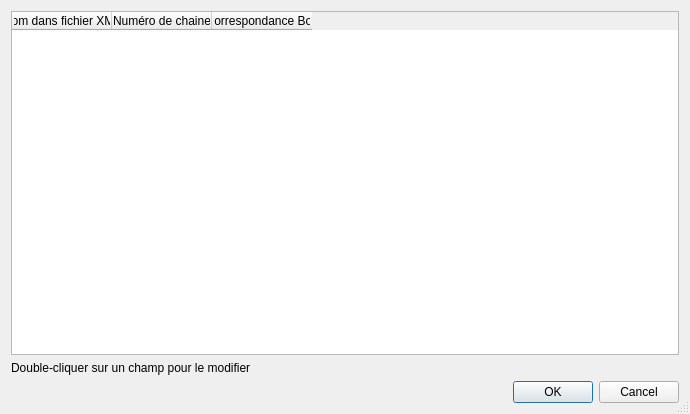
This is ui/canaux.ui in jlbrd/qmagneto as Qt 5 draws it before an edit. The edited form follows.
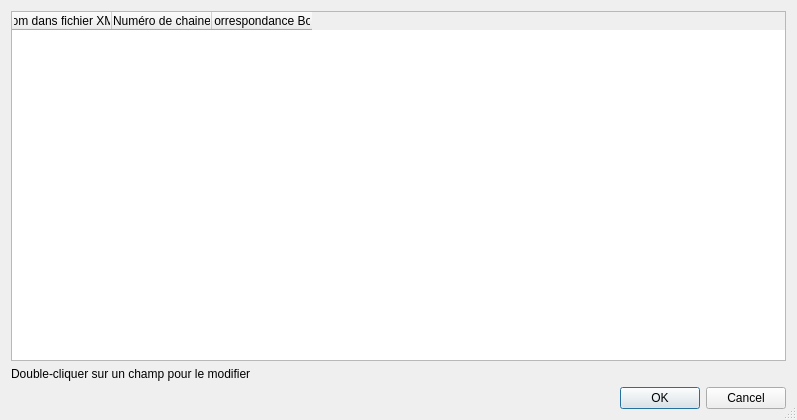
This is the edited form.

Diff of the .ui file:
```diff
--- a/ui/canaux.ui
+++ b/ui/canaux.ui
@@ -5,8 +5,8 @@
    <rect>
     <x>0</x>
     <y>0</y>
-    <width>690</width>
-    <height>414</height>
+    <width>797</width>
+    <height>420</height>
    </rect>
   </property>
   <property name="windowTitle" >
@@ -38,7 +38,7 @@
    <item row="2" column="0" >
     <widget class="QDialogButtonBox" name="buttonBox" >
      <property name="standardButtons" >
-      <set>QDialogButtonBox::Cancel|QDialogButtonBox::NoButton|QDialogButtonBox::Ok</set>
+      <set>QDialogButtonBox::Cancel|QDialogButtonBox::Ok</set>
      </property>
     </widget>
    </item>
```
